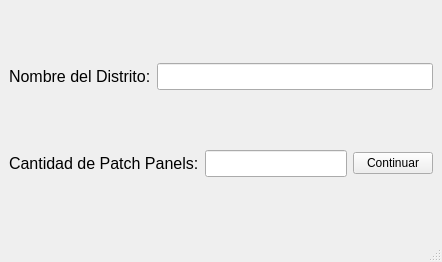
The window that src/mainwindow.ui (brookiestein/CheckPatchPanelsAndPorts) describes before a commit, drawn with Qt 5.
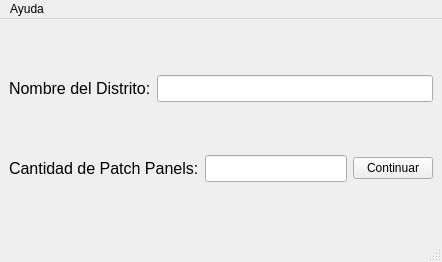
The same window after the commit.

Commit message: Added libraries' license information in binary form.

The edit to the form file:
```diff
--- a/src/mainwindow.ui
+++ b/src/mainwindow.ui
@@ -94,6 +94,14 @@
      <height>19</height>
     </rect>
    </property>
+   <widget class="QMenu" name="menuHelp">
+    <property name="title">
+     <string>Ayuda</string>
+    </property>
+    <addaction name="actionAboutQt"/>
+    <addaction name="actionAbout"/>
+   </widget>
+   <addaction name="menuHelp"/>
   </widget>
   <widget class="QStatusBar" name="statusbar"/>
  </widget>
```
Left out of the diff: 10 changed lines with no effect on the pictures. The commit also changes 5 other files.
